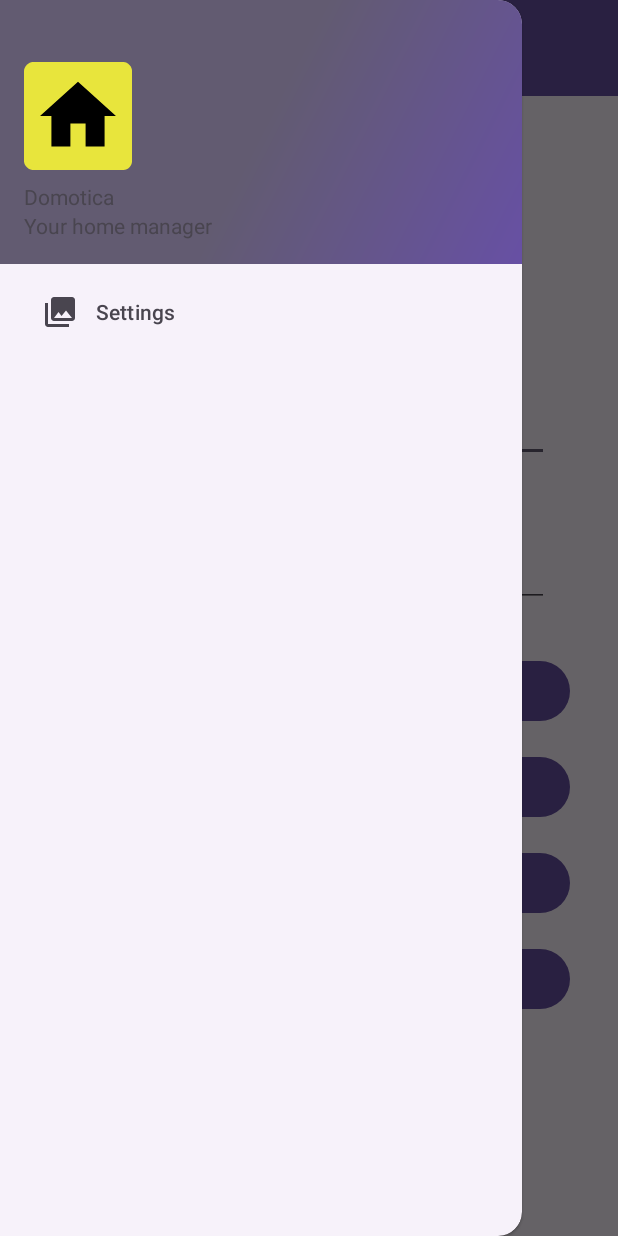
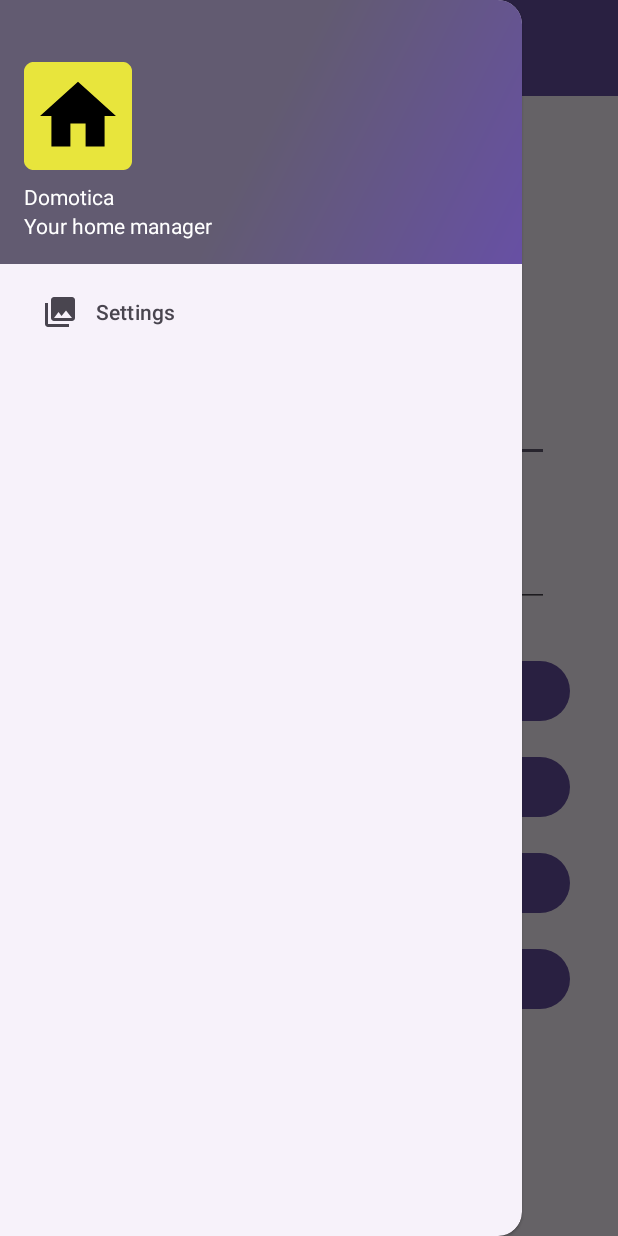
Before and after one commit to Pota89/E-Mon, an Android app: the screen it shows after launch (MainActivity), with the side drawer open, on a phone screen of 412 x 824 dp. Run offline under Robolectric (Android 15) with nearby library versions, the phone set to English and light mode, and no system bars; our stand-ins replace Room's generated code, navigation-ui; libraries missing offline, so code that uses them is left out: org.eclipse.paho; 3 statements that could not run were skipped.

Commit message:
Fixed colors on drawer

```diff
--- a/app/src/main/res/layout/nav_header_main.xml
+++ b/app/src/main/res/layout/nav_header_main.xml
@@ -23,11 +23,13 @@
         android:layout_width="match_parent"
         android:layout_height="wrap_content"
         android:paddingTop="@dimen/nav_header_vertical_spacing"
-        android:text="@string/nav_header_title" />
+        android:text="@string/nav_header_title"
+        android:textColor="?attr/colorOnPrimary"/>
 
     <TextView
         android:id="@+id/textView"
         android:layout_width="wrap_content"
         android:layout_height="wrap_content"
-        android:text="@string/nav_header_subtitle" />
+        android:text="@string/nav_header_subtitle"
+        android:textColor="?attr/colorOnPrimary"/>
 </LinearLayout>
--- a/app/src/main/res/values/colors.xml
+++ b/app/src/main/res/values/colors.xml
@@ -1,6 +1,3 @@
 <?xml version="1.0" encoding="utf-8"?>
 <resources>
-    <color name="colorPrimary">#FF00EE</color>
-    <color name="colorPrimaryDark">#33FFAA</color>
-    <color name="colorAccent">#AA44EE</color>
 </resources>
```
